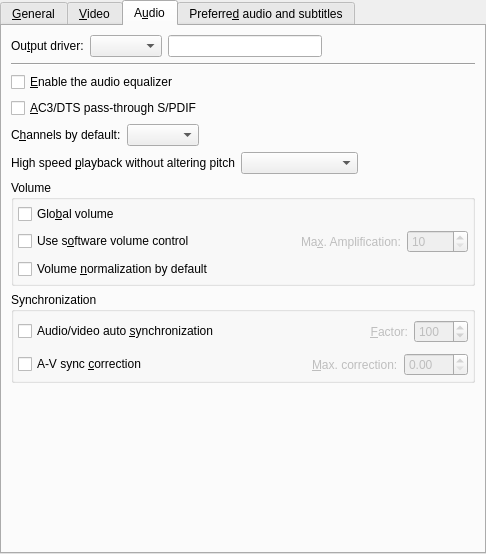
Qt form src/prefgeneral.ui (MagicKidd/SMPlayer2) before a commit.
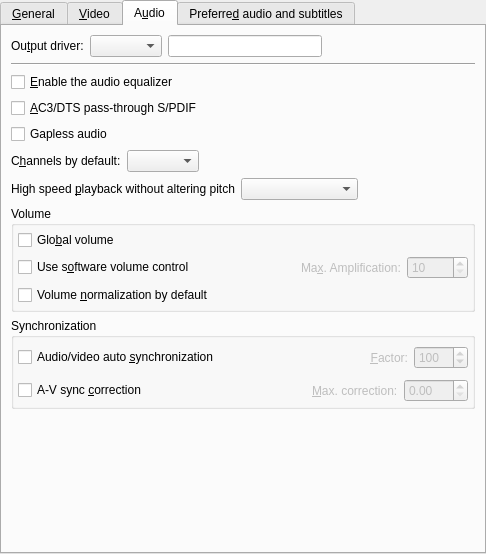
The same form after that commit. The open tabs and pages were chosen to show the change. Custom widgets are drawn as their Qt base class.

Commit message:
Add option for gapless audio, enable by default
IMO enabling this option by default makes sense for most files,
especially with Matroska segment linking, and I don’t think many
people will want to disable it.

Diff of the .ui file:
```diff
--- a/src/prefgeneral.ui
+++ b/src/prefgeneral.ui
@@ -530,6 +530,13 @@
          </property>
         </widget>
        </item>
+       <item>
+        <widget class="QCheckBox" name="gapless_audio_check">
+         <property name="text">
+          <string>Gapless audio</string>
+         </property>
+        </widget>
+       </item>
        <item>
         <layout class="QHBoxLayout">
          <property name="spacing">
```
The commit also changes 5 other files.
